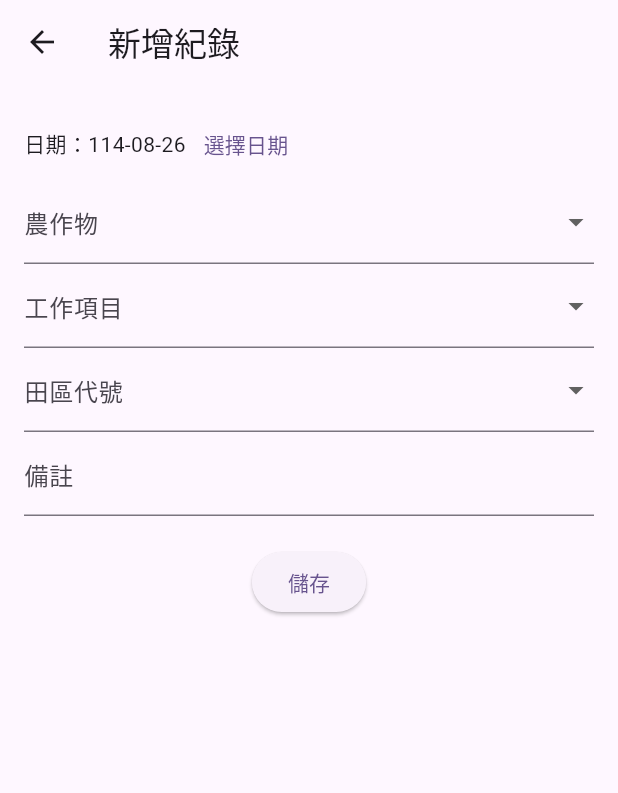
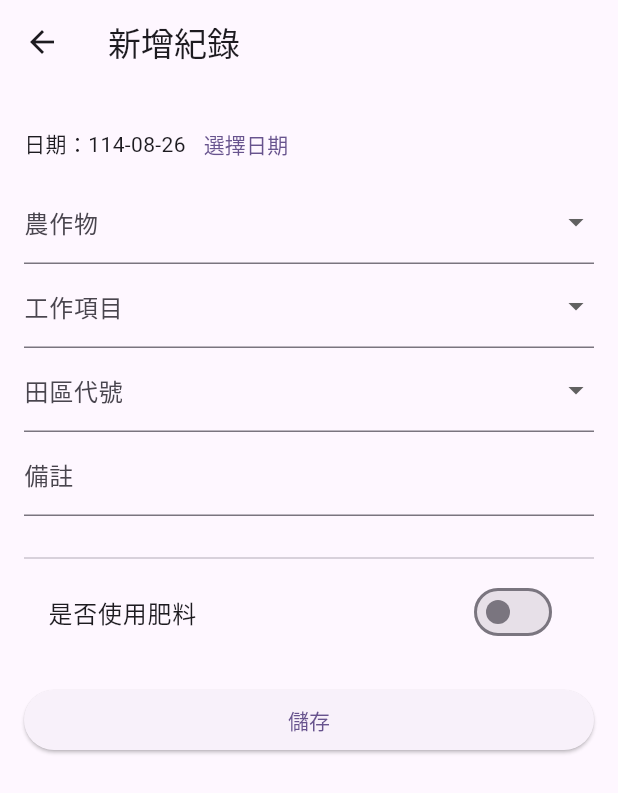
Before and after one commit to duck0000627/no.15_flutter, a Flutter app: the AddRecordScreen screen opened directly, on a phone screen of 412 x 824 dp. Shown: the top 793 px of the screen. Run offline on Flutter 3.47's test engine with Material 3 defaults, Android fonts, the phone set to English and light mode, and no system bars; our stand-ins replace sqflite; accounts and stored records are empty.

Commit message:
肥料新增功能+資料庫變更

```diff
--- a/lib/main.dart
+++ b/lib/main.dart
@@ -1,8 +1,12 @@
 import 'package:flutter/material.dart';
 import 'package:no15/screens/splash/splash_screen.dart';
 
-void main() {
+import 'database_helper.dart';
+
+Future<void> main() async {
   WidgetsFlutterBinding.ensureInitialized();
+  // 🔹 啟動 App 前先打開資料庫
+  await DatabaseHelper.instance.database;
   runApp(const MyApp());
 }
 
--- a/lib/screens/add_screen.dart
+++ b/lib/screens/add_screen.dart
@@ -19,6 +19,12 @@ class _AddRecordScreenState extends State<AddRecordScreen> {
   String _note = '';
   DateTime _selectedDate = DateTime.now();
 
+  // 新增肥料相關狀態
+  bool _fertilizerUsed = false;
+  String _fertilizerType = '';
+  String _fertilizerAmount = '';
+  String _fertilizerUnit = '';
+
   final List<String> _cropsOptions = ['黃豆', '黑豆'];
 
   final List<String> _taskOptions = [
@@ -34,6 +40,8 @@ class _AddRecordScreenState extends State<AddRecordScreen> {
 
   final List<String> _fieldOptions = ['A1', 'A2', 'A3', 'A4', 'A5', 'A6'];
 
+  final List<String> _fertilizerUnits = ['公斤', '克', '包'];
+
   @override
   void initState() {
     super.initState();
@@ -43,6 +51,10 @@ class _AddRecordScreenState extends State<AddRecordScreen> {
       _task = record['task'] ?? '';
       _field = record['field'] ?? '';
       _note = record['note'] ?? '';
+      _fertilizerUsed = (record['fertilizer_used'] ?? 0) == 1;
+      _fertilizerType = record['fertilizer_type'] ?? '';
+      _fertilizerAmount = record['fertilizer_amount']?.toString() ?? '';
+      _fertilizerUnit = record['fertilizer_unit'] ?? '';
 
       // 將民國格式轉回西元 DateTime
       final parts = (record['date'] as String).split('-');
@@ -81,7 +93,7 @@ class _AddRecordScreenState extends State<AddRecordScreen> {
         padding: const EdgeInsets.all(16.0),
         child: Form(
           key: _formKey,
-          child: Column(
+          child: ListView(
             children: [
               // 日期選擇器
               Row(
@@ -128,6 +140,7 @@ class _AddRecordScreenState extends State<AddRecordScreen> {
                 },
                 onSaved: (value) => _task = value ?? '',
               ),
+
               //田區代號
               DropdownButtonFormField<String>(
                 decoration: const InputDecoration(labelText: '田區代號'),
@@ -146,13 +159,53 @@ class _AddRecordScreenState extends State<AddRecordScreen> {
                 },
                 onSaved: (value) => _field = value ?? '',
               ),
+
               //備註
               TextFormField(
                 decoration: const InputDecoration(labelText: '備註'),
                 initialValue: _note,
                 onSaved: (value) => _note = value ?? '',
               ),
+
               const SizedBox(height: 20),
+              const Divider(),
+
+              // 是否使用肥料
+              SwitchListTile(
+                title: const Text("是否使用肥料"),
+                value: _fertilizerUsed,
+                onChanged: (val) {
+                  setState(() {
+                    _fertilizerUsed = val;
+                  });
+                },
+              ),
+
+              if (_fertilizerUsed) ...[
+                TextFormField(
+                  decoration: const InputDecoration(labelText: '肥料種類'),
+                  initialValue: _fertilizerType,
+                  onSaved: (v) => _fertilizerType = v ?? '',
+                ),
+                TextFormField(
+                  decoration: const InputDecoration(labelText: '肥料數量'),
+                  keyboardType: TextInputType.number,
+                  initialValue: _fertilizerAmount,
+                  onSaved: (v) => _fertilizerAmount = v ?? '',
+                ),
+                DropdownButtonFormField<String>(
+                  decoration: const InputDecoration(labelText: '單位'),
+                  value: _fertilizerUnit.isNotEmpty ? _fertilizerUnit : null,
+                  items: _fertilizerUnits
+                      .map((e) => DropdownMenuItem(value: e, child: Text(e)))
+                      .toList(),
+                  onChanged: (v) => setState(() => _fertilizerUnit = v ?? ''),
+                  onSaved: (v) => _fertilizerUnit = v ?? '',
+                ),
+              ],
+
+              const SizedBox(height: 20),
+
               ElevatedButton(
                 onPressed: () async {
                   if(_crops != '' && _task != '' && _field != '') {
@@ -164,6 +217,13 @@ class _AddRecordScreenState extends State<AddRecordScreen> {
                       'task': _task,
                       'field': _field,
                       'note': _note,
+                      'fertilizer_used': _fertilizerUsed ? 1 : 0,
+                      'fertilizer_type': _fertilizerUsed ? _fertilizerType : null,
+                      'fertilizer_amount': _fertilizerUsed
+                          ? double.tryParse(_fertilizerAmount)
+                          : null,
+                      'fertilizer_unit':
+                      _fertilizerUsed ? _fertilizerUnit : null,
                     };
 
                     try {
```
Also changed, not shown: lib/database_helper.dart (+23 -2 lines).
